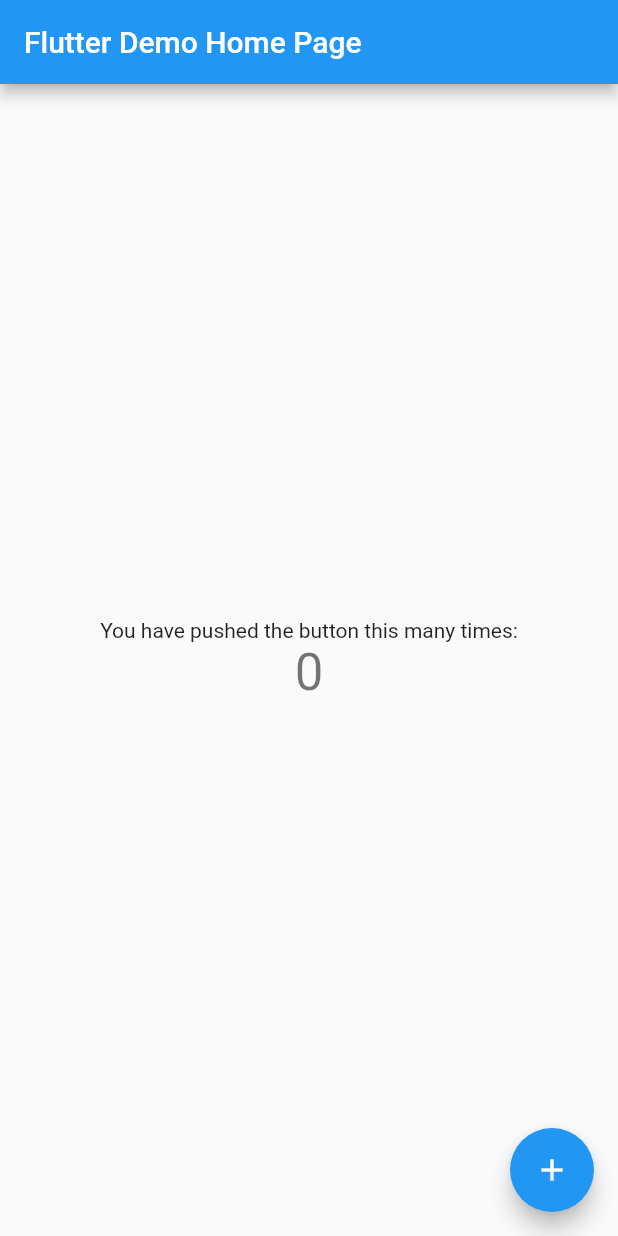
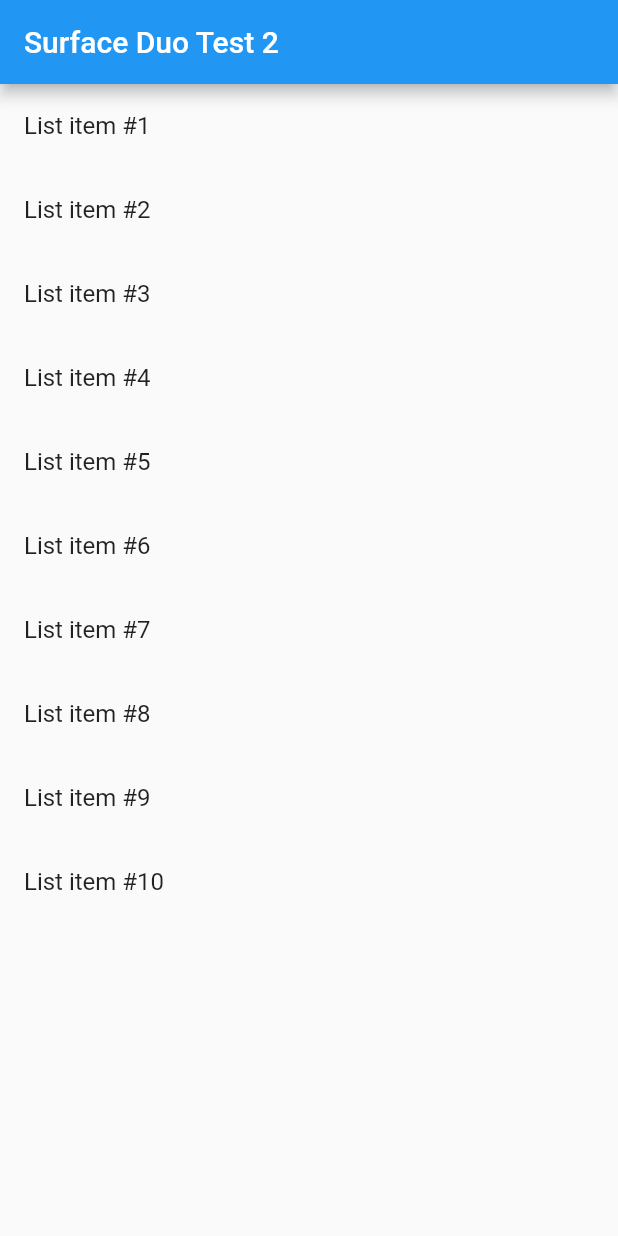
Before and after one commit to GroovinChip/surface_duo_flutter_experiment, a Flutter app: the screen it shows after launch, on a phone screen of 412 x 824 dp. Run offline on Flutter 3.47's test engine with Material 2 defaults, Android fonts, the light colour scheme and no system bars; missing offline and left inert: surface_duo; statements that could not run were skipped.

Commit message:
list/detail example

```diff
--- a/lib/main.dart
+++ b/lib/main.dart
@@ -14,7 +14,7 @@
         primarySwatch: Colors.blue,
         visualDensity: VisualDensity.adaptivePlatformDensity,
       ),
-      home: MyHomePage(title: 'Flutter Demo Home Page'),
+      home: MyHomePage(title: 'Surface Duo Test 2'),
     );
   }
 }
@@ -29,19 +29,13 @@
 }
 
 class _MyHomePageState extends State<MyHomePage> {
-  int _counter = 0;
+  String _selectedItem = 'No selection yet.';
 
   /// Surface Duo stuff
   bool _isDualScreenDevice = false;
   bool _isAppSpanned = false;
   double _hingeAngle = 180.0;
   int _hingeSize = 0;
-
-  void _incrementCounter() {
-    setState(() {
-      _counter++;
-    });
-  }
 
   @override
   void initState() {
@@ -83,11 +77,6 @@
           );
         },
       ),
-      floatingActionButton: FloatingActionButton(
-        onPressed: _incrementCounter,
-        tooltip: 'Increment',
-        child: Icon(Icons.add),
-      ),
     );
   }
 
@@ -95,7 +84,7 @@
     if (!_isDualScreenDevice || (_isDualScreenDevice && !_isAppSpanned)) {
       // We are not on a dual-screen device or
       // we are but we are not spanned
-      return _buildBody();
+      return _buildList();
     } else {
       // We are on a dual-screen device and we are spanned
       if (MediaQuery.of(context).orientation == Orientation.portrait) {
@@ -106,12 +95,14 @@
           children: [
             Flexible(
               flex: 1,
-              child: _buildBody(),
+              child: _buildList(),
             ),
             SizedBox(height: _hingeSize.toDouble()),
             Flexible(
               flex: 1,
-              child: Center(child: FlutterLogo(size: 200.0)),
+              child: Center(
+                child: _buildDetails(),
+              ),
             ),
           ],
         );
@@ -120,12 +111,14 @@
           children: [
             Flexible(
               flex: 1,
-              child: _buildBody(),
+              child: _buildList(),
             ),
             SizedBox(width: _hingeSize.toDouble()),
             Flexible(
               flex: 1,
-              child: Center(child: FlutterLogo(size: 200.0)),
+              child: Center(
+                child: _buildDetails(),
+              ),
             ),
           ],
         );
@@ -133,20 +126,42 @@
     }
   }
 
-  Widget _buildBody() {
+  Widget _buildList() {
+    return ListView.builder(
+      itemCount: 10,
+      itemBuilder: (context, index) {
+        return ListTile(
+          title: Text('List item #${index + 1}'),
+          onTap: () {
+            /// Currently, if the user selects an item in single screen mode,
+            /// and then spans the app across both screens, we do not actually
+            /// move into a spanned mode where we have distinct content on each
+            /// screen. todo: figure out how to return to the correct spanned mode.
+            if (!_isDualScreenDevice ||
+                (_isDualScreenDevice && !_isAppSpanned)) {
+              Navigator.of(context).push(
+                MaterialPageRoute(
+                  builder: (_) {
+                    return Scaffold(
+                      appBar: AppBar(),
+                      body: Center(
+                        child: Text('Item #${index + 1}'),
+                      ),
+                    );
+                  },
+                ),
+              );
+            }
+            setState(() => _selectedItem = 'Item #${index + 1}');
+          },
+        );
+      },
+    );
+  }
+
+  Widget _buildDetails() {
     return Center(
-      child: Column(
-        mainAxisAlignment: MainAxisAlignment.center,
-        children: <Widget>[
-          Text(
-            'You have pushed the button this many times:',
-          ),
-          Text(
-            '$_counter',
-            style: Theme.of(context).textTheme.headline4,
-          ),
-        ],
-      ),
+      child: Text(_selectedItem),
     );
   }
 }
```
Also changed, not shown: 1 other file.
